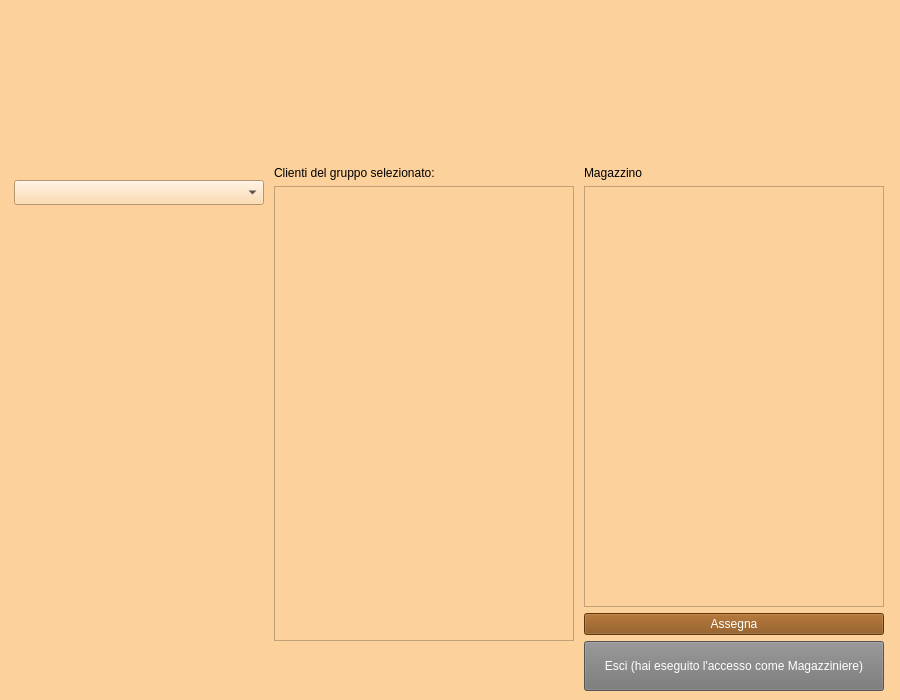
First picture: the form in Dipendente/view/magazziniereMain.ui, repository ManuelMarrone/GestioneBowling, before the edit.
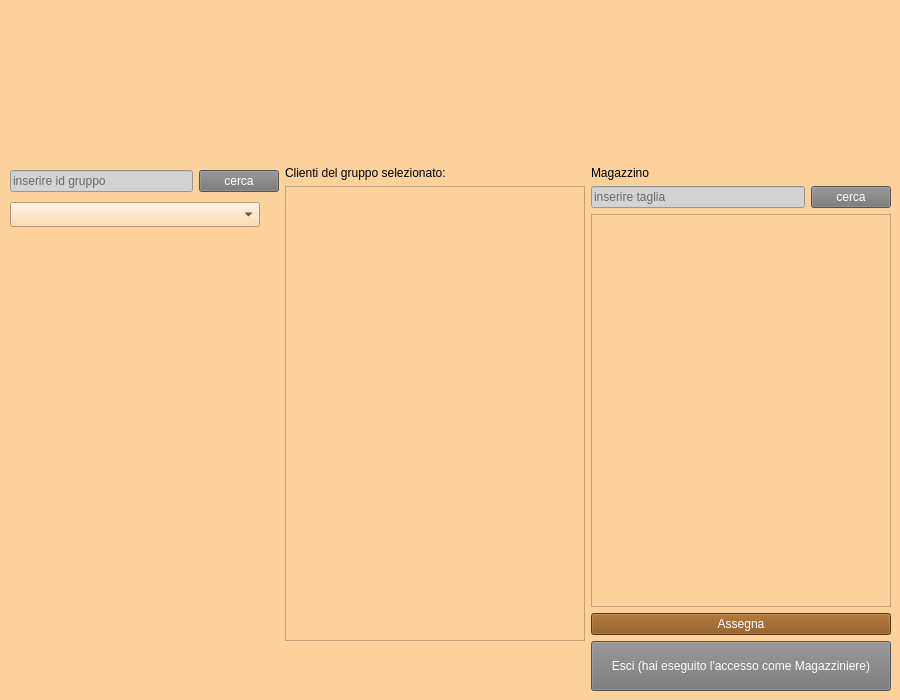
Second picture: the form after the edit. Icons and pictures are not drawn.

Commit message: ricerca scarpa e ricerca gruppo

```diff
--- a/Dipendente/view/magazziniereMain.ui
+++ b/Dipendente/view/magazziniereMain.ui
@@ -71,6 +71,39 @@
      <layout class="QHBoxLayout" name="horizontalLayout">
       <item>
        <layout class="QVBoxLayout" name="verticalLayout">
+        <item>
+         <layout class="QHBoxLayout" name="horizontalLayout_3">
+          <item>
+           <widget class="QLineEdit" name="ricercaGruppo">
+            <property name="styleSheet">
+             <string notr="true">background: lightgrey</string>
+            </property>
+            <property name="inputMask">
+             <string/>
+            </property>
+            <property name="text">
+             <string/>
+            </property>
+            <property name="frame">
+             <bool>true</bool>
+            </property>
+            <property name="placeholderText">
+             <string>inserire id gruppo</string>
+            </property>
+           </widget>
+          </item>
+          <item>
+           <widget class="QPushButton" name="buttonCercaGruppo">
+            <property name="styleSheet">
+             <string notr="true">color: white;  background-color: #757575</string>
+            </property>
+            <property name="text">
+             <string>cerca</string>
+            </property>
+           </widget>
+          </item>
+         </layout>
+        </item>
         <item>
          <widget class="QComboBox" name="gruppiComboBox">
           <property name="minimumSize">
@@ -98,7 +131,7 @@
           <property name="sizeHint" stdset="0">
            <size>
             <width>20</width>
-            <height>300</height>
+            <height>270</height>
            </size>
           </property>
          </spacer>
@@ -108,7 +141,7 @@
           <property name="maximumSize">
            <size>
             <width>250</width>
-            <height>50</height>
+            <height>80</height>
            </size>
           </property>
           <property name="sizeIncrement">
@@ -204,6 +237,39 @@
           </property>
          </widget>
         </item>
+        <item>
+         <layout class="QHBoxLayout" name="horizontalLayout_4">
+          <item>
+           <widget class="QLineEdit" name="ricercaScarpa">
+            <property name="styleSheet">
+             <string notr="true">background: lightgrey</string>
+            </property>
+            <property name="inputMask">
+             <string/>
+            </property>
+            <property name="text">
+             <string/>
+            </property>
+            <property name="frame">
+             <bool>true</bool>
+            </property>
+            <property name="placeholderText">
+             <string>inserire taglia</string>
+            </property>
+           </widget>
+          </item>
+          <item>
+           <widget class="QPushButton" name="buttonCercaScarpa">
+            <property name="styleSheet">
+             <string notr="true">color: white;  background-color: #757575</string>
+            </property>
+            <property name="text">
+             <string>cerca</string>
+            </property>
+           </widget>
+          </item>
+         </layout>
+        </item>
         <item>
          <widget class="QListWidget" name="scarpeList">
           <property name="minimumSize">
```
Left out of the diff: 5 changed lines with no effect on the pictures. The commit also changes 2 other files.
